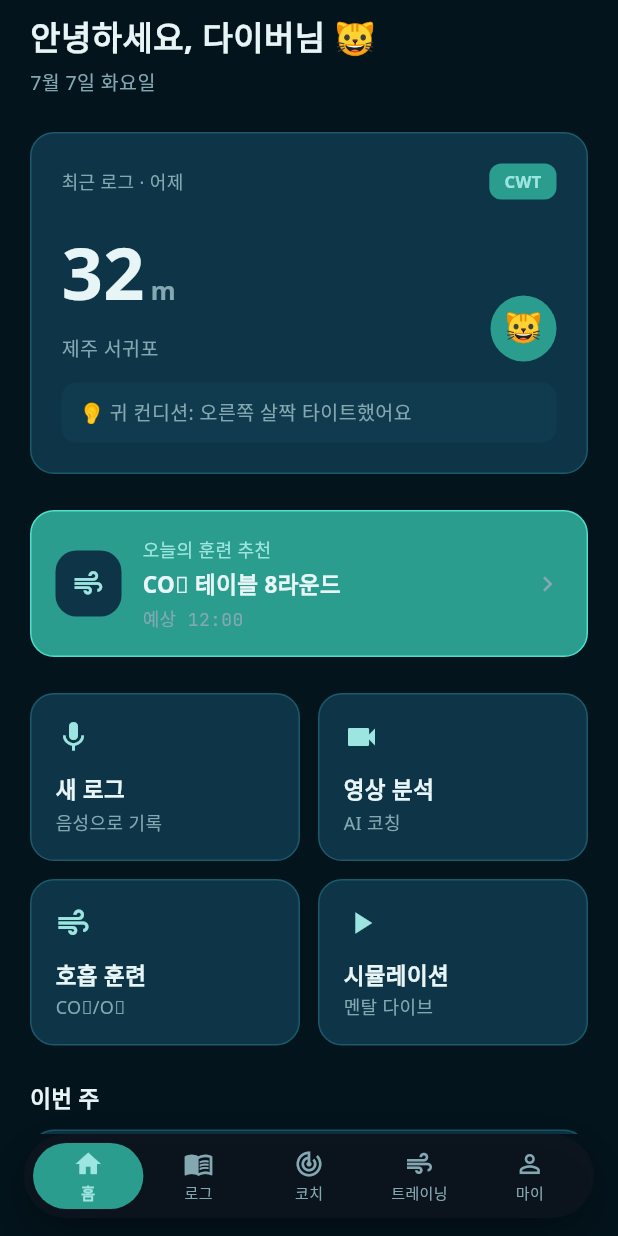
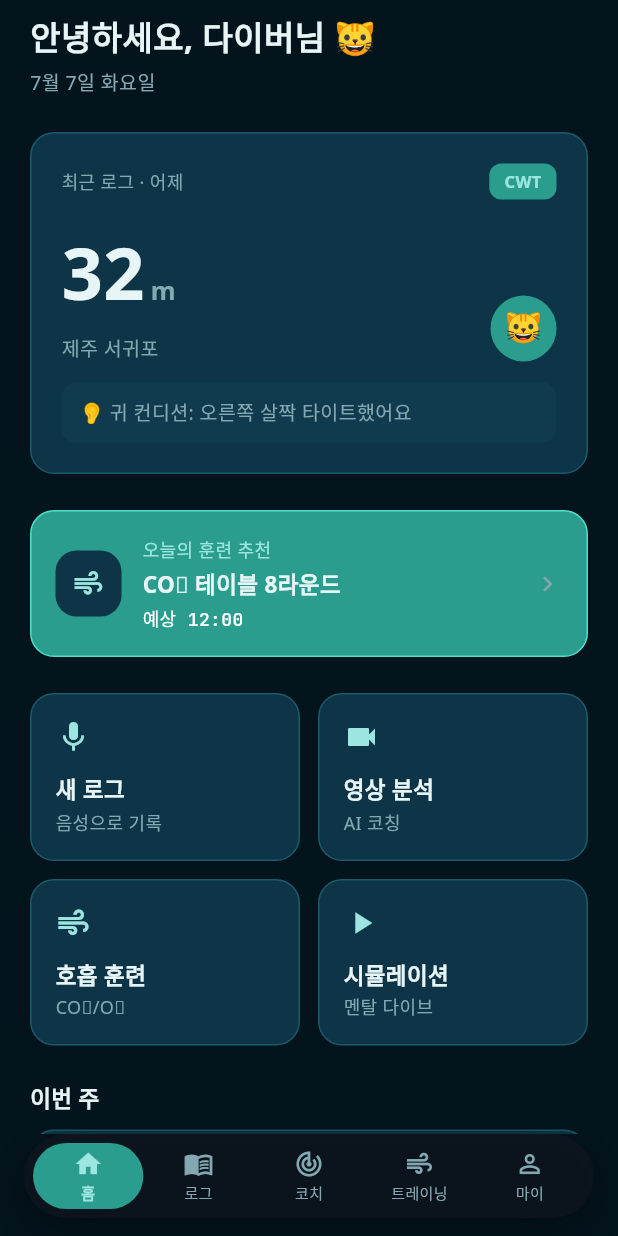
Before and after one commit to elain2/freedive_coach_app, a Flutter app: the screen it shows after launch, on a phone screen of 412 x 824 dp. Run offline on Flutter 3.47's test engine with Material 3 defaults, Android fonts, the phone set to English and light mode, and no system bars; our stand-ins replace audioplayers, google_fonts, image_picker, shared_preferences, sqflite, vibration and 1 more; accounts and stored records are empty.

Commit message:
fix: TealCard 내 예상 시간 텍스트 가독성 개선
- 틸 배경에서 텍스트 대비 향상
- 색상: muted → white
- 굵기: normal → w500

Co-Authored-By: Claude Opus 4.5 <noreply@anthropic.com>

```diff
--- a/freedive_coach/lib/screens/home_screen.dart
+++ b/freedive_coach/lib/screens/home_screen.dart
@@ -172,7 +172,10 @@ class HomeScreen extends StatelessWidget {
                 const SizedBox(height: 3),
                 Text(
                   '예상 12:00',
-                  style: AppTextStyles.monoSmall,
+                  style: AppTextStyles.monoSmall.copyWith(
+                    color: Colors.white,
+                    fontWeight: FontWeight.w500,
+                  ),
                 ),
               ],
             ),
```
